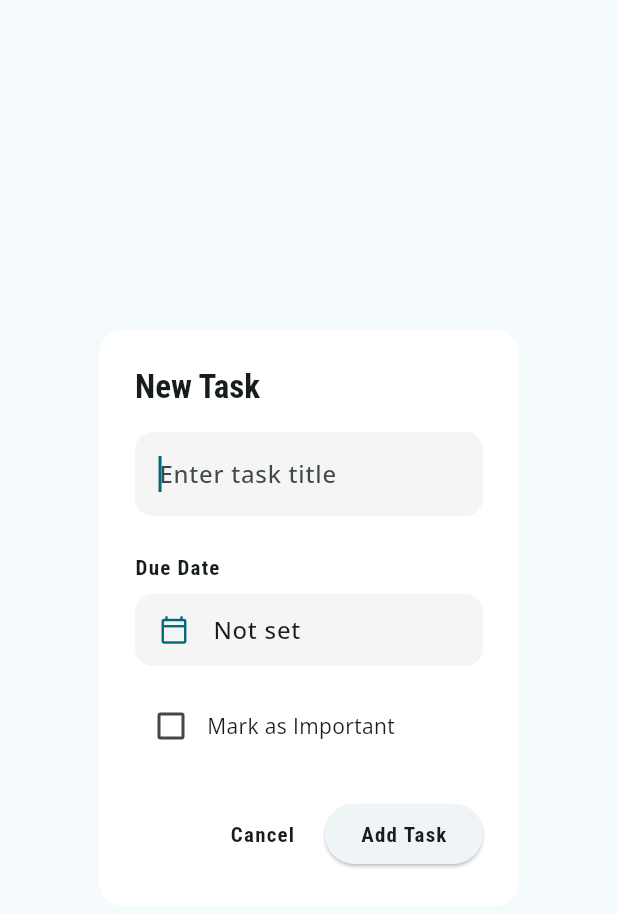
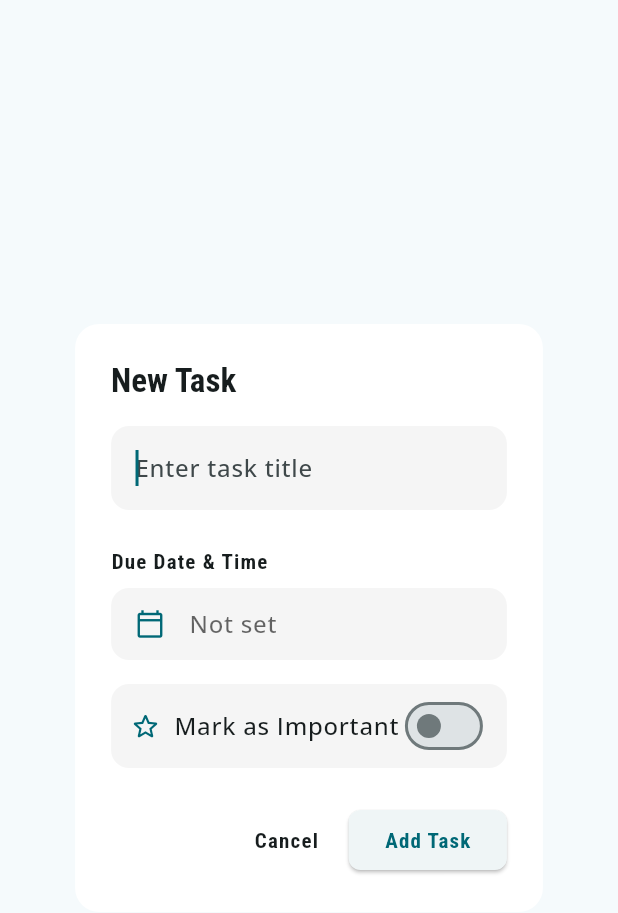
Before and after one commit to kumarmohit24011/toDoNote, a Flutter app: the AddTaskDialog widget shown alone on an empty page, opened directly, on a phone screen of 412 x 824 dp. Shown: the top 913 px of the screen. Run offline on Flutter 3.47's test engine with Material 3 defaults, Android fonts, the phone set to English and light mode, and no system bars; our stand-ins replace flutter_local_notifications, google_fonts, permission_handler, shared_preferences, timezone; accounts and stored records are empty.

Commit message:
Changes before Firebase Studio auto-run

```diff
--- a/lib/widgets/add_task_dialog.dart
+++ b/lib/widgets/add_task_dialog.dart
@@ -33,7 +33,7 @@ class _AddTaskDialogState extends State<AddTaskDialog> {
     final pickedDate = await showDatePicker(
       context: context,
       initialDate: _selectedDate ?? now,
-      firstDate: now.subtract(const Duration(days: 1)), // Allow selecting today
+      firstDate: now.subtract(const Duration(days: 1)),
       lastDate: DateTime(2101),
     );
     if (pickedDate == null) {
@@ -45,6 +45,9 @@ class _AddTaskDialogState extends State<AddTaskDialog> {
       initialTime: TimeOfDay.fromDateTime(_selectedDate ?? now),
     );
     if (pickedTime == null) {
+      setState(() {
+        _selectedDate = pickedDate;
+      });
       return;
     }
 
@@ -72,40 +75,57 @@ class _AddTaskDialogState extends State<AddTaskDialog> {
   @override
   Widget build(BuildContext context) {
     final isEditing = widget.task != null;
+    final theme = Theme.of(context);
 
     return AlertDialog(
-      title: Text(isEditing ? 'Edit Task' : 'New Task', style: Theme.of(context).textTheme.titleLarge),
-      content: Column(
+      shape: RoundedRectangleBorder(borderRadius: BorderRadius.circular(16)),
+      title: Text(
+        isEditing ? 'Edit Task' : 'New Task',
+        style: theme.textTheme.titleLarge?.copyWith(fontWeight: FontWeight.bold),
+      ),
+      content: SingleChildScrollView(
+        child: Column(
           mainAxisSize: MainAxisSize.min,
           crossAxisAlignment: CrossAxisAlignment.start,
           children: [
             TextField(
               controller: _controller,
               autofocus: true,
-            decoration: const InputDecoration(hintText: 'Enter task title'),
-            style: Theme.of(context).textTheme.bodyLarge,
+              decoration: InputDecoration(
+                hintText: 'Enter task title',
+                filled: true,
+                fillColor: theme.inputDecorationTheme.fillColor,
+                border: OutlineInputBorder(
+                  borderRadius: BorderRadius.circular(12),
+                  borderSide: BorderSide.none,
+                ),
+              ),
+              style: theme.textTheme.bodyLarge,
             ),
             const SizedBox(height: 24),
-          Text('Due Date', style: Theme.of(context).textTheme.labelLarge),
+            Text('Due Date & Time', style: theme.textTheme.labelLarge),
             const SizedBox(height: 8),
             InkWell(
               onTap: _presentDatePicker,
+              borderRadius: BorderRadius.circular(12),
               child: Container(
                 padding: const EdgeInsets.symmetric(vertical: 12, horizontal: 16),
                 decoration: BoxDecoration(
-                color: Theme.of(context).inputDecorationTheme.fillColor,
+                  color: theme.inputDecorationTheme.fillColor,
                   borderRadius: BorderRadius.circular(12),
                 ),
                 child: Row(
                   children: [
-                  Icon(Icons.calendar_today_outlined, size: 20, color: Theme.of(context).colorScheme.primary),
+                    Icon(Icons.calendar_today_outlined, size: 20, color: theme.colorScheme.primary),
                     const SizedBox(width: 16),
                     Expanded(
                       child: Text(
                         _selectedDate == null
                             ? 'Not set'
                             : DateFormat('MMM d, yyyy, h:mm a').format(_selectedDate!),
-                      style: Theme.of(context).textTheme.bodyLarge,
+                        style: theme.textTheme.bodyLarge?.copyWith(
+                          color: _selectedDate == null ? theme.hintColor : theme.textTheme.bodyLarge?.color,
+                        ),
                       ),
                     ),
                   ],
@@ -113,35 +133,55 @@ class _AddTaskDialogState extends State<AddTaskDialog> {
               ),
             ),
             const SizedBox(height: 16),
+            Container(
+                padding: const EdgeInsets.symmetric(vertical: 4, horizontal: 12),
+                decoration: BoxDecoration(
+                  color: theme.inputDecorationTheme.fillColor,
+                  borderRadius: BorderRadius.circular(12),
+                ),
+              child: Row(
+                mainAxisAlignment: MainAxisAlignment.spaceBetween,
+                children: [
                   Row(
                     children: [
-              Checkbox(
+                      Icon(Icons.star_border_rounded, color: theme.colorScheme.primary, size: 22),
+                      const SizedBox(width: 8),
+                      Text('Mark as Important', style: theme.textTheme.bodyLarge),
+                    ],
+                  ),
+                  Switch(
                     value: _isImportant,
                     onChanged: (value) {
                       setState(() {
-                    _isImportant = value ?? false;
+                        _isImportant = value;
                       });
                     },
-                activeColor: Theme.of(context).colorScheme.primary,
+                    activeColor: theme.colorScheme.primary,
                   ),
-              const Text('Mark as Important'),
                 ],
               ),
+            ),
           ],
+        ),
       ),
       actions: [
         TextButton(
           onPressed: () => Navigator.pop(context),
-          child: Text('Cancel', style: Theme.of(context).textTheme.labelLarge),
+          child: Text('Cancel', style: theme.textTheme.labelLarge),
         ),
         ElevatedButton(
+          style: ElevatedButton.styleFrom(
+            shape: RoundedRectangleBorder(
+              borderRadius: BorderRadius.circular(8),
+            ),
+          ),
           onPressed: () {
             if (_controller.text.isNotEmpty) {
               widget.onAddTask(_controller.text, _selectedDate, _isImportant);
               Navigator.pop(context);
             }
           },
-          child: Text(isEditing ? 'Save' : 'Add Task', style: Theme.of(context).textTheme.labelLarge),
+          child: Text(isEditing ? 'Save' : 'Add Task'),
         ),
       ],
     );
```
Lines whose indentation alone changed are shown as unchanged.
